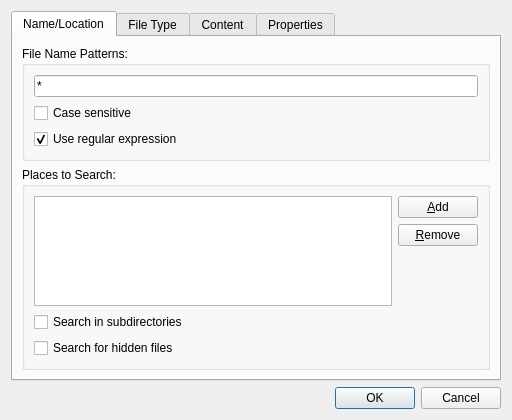
The window that src/filesearch.ui (lxqt/libfm-qt) describes before a commit, drawn with Qt 5.
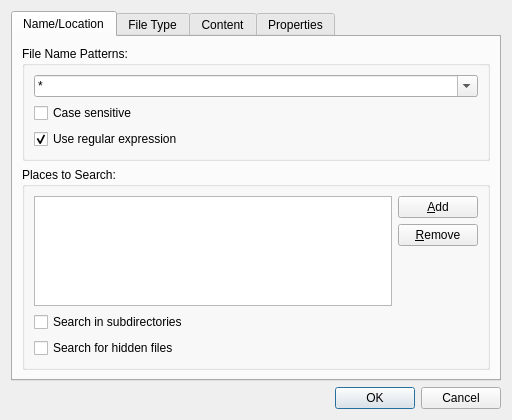
The same window after the commit. Icons and pictures are not drawn.

Commit message:
Support adding of pattern lists to entries of search dialog (#806)
Such lists will be used later for adding search history to `pcmanfm-qt`.

The edit to the form file:
```diff
--- a/src/filesearch.ui
+++ b/src/filesearch.ui
@@ -36,8 +36,11 @@
          </property>
          <layout class="QVBoxLayout" name="verticalLayout_3">
           <item>
-           <widget class="QLineEdit" name="namePatterns">
-            <property name="text">
+           <widget class="QComboBox" name="namePatterns">
+            <property name="editable">
+             <bool>true</bool>
+            </property>
+            <property name="currentText">
              <string>*</string>
             </property>
            </widget>
```
Left out of the diff: 6 changed lines with no effect on the pictures. The commit also changes 2 other files.
